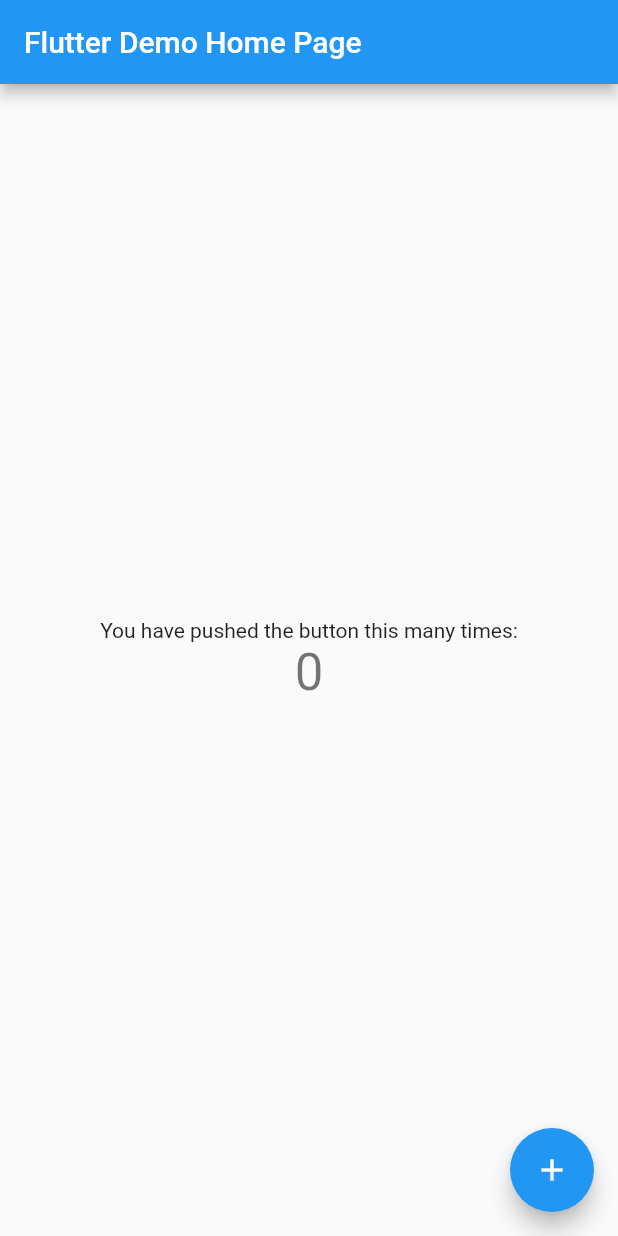
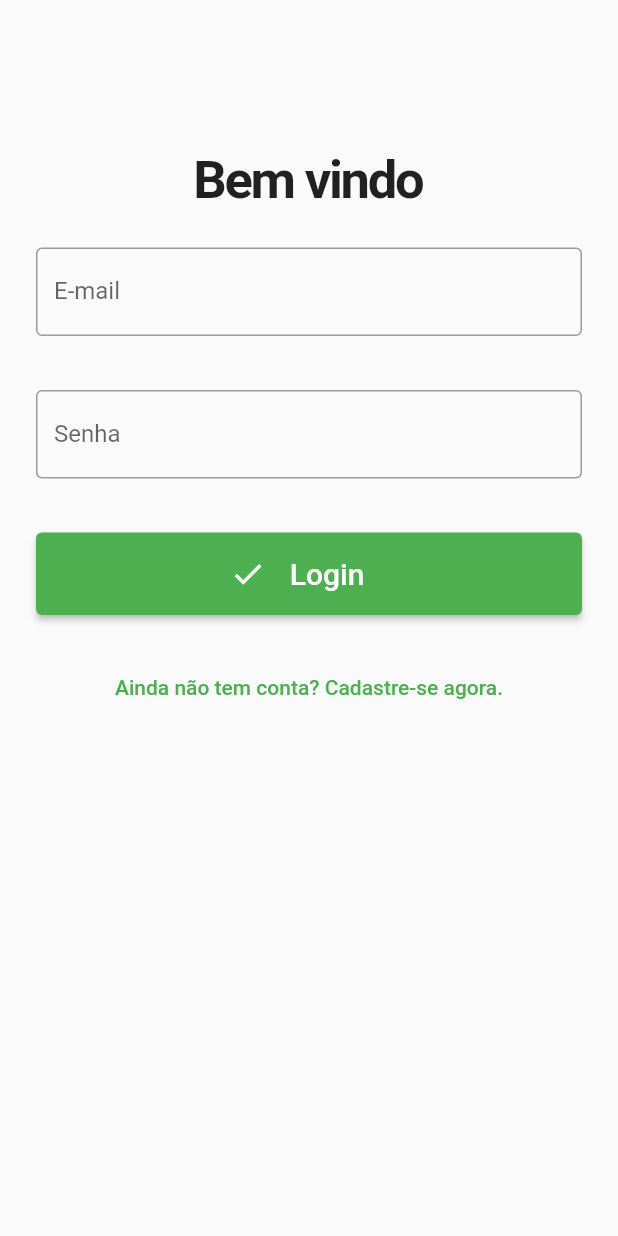
Before and after one commit to davibatista1/beCalm, a Flutter app: the screen it shows after launch, on a phone screen of 412 x 824 dp. Run offline on Flutter 3.47's test engine with Material 2 defaults, Android fonts, the light colour scheme and no system bars; our stand-ins replace firebase_auth, firebase_core; accounts and stored records are empty.

Commit message:
Cria sistema de cadastro e login

```diff
--- a/becalm/lib/main.dart
+++ b/becalm/lib/main.dart
@@ -1,7 +1,21 @@
+import 'package:becalm/services/auth_service.dart';
+import 'package:becalm/widgets/auth_check.dart';
+import 'package:firebase_core/firebase_core.dart';
 import 'package:flutter/material.dart';
+import 'package:provider/provider.dart';
 
-void main() {
-  runApp(const BeCalm());
+void main() async {
+  WidgetsFlutterBinding.ensureInitialized();
+  await Firebase.initializeApp();
+
+  runApp(
+    MultiProvider(
+      providers: [
+        ChangeNotifierProvider(create: (context) => AuthService()),
+      ],
+      child: const BeCalm(),
+    ),
+  );
 }
 
 class BeCalm extends StatelessWidget {
@@ -10,57 +24,11 @@
   @override
   Widget build(BuildContext context) {
     return MaterialApp(
-      title: 'App BeCalm',
+      title: 'App Quiet',
       theme: ThemeData(
-        primarySwatch: Colors.blue,
+        primarySwatch: Colors.green,
       ),
-      home: const MyHomePage(title: 'Flutter Demo Home Page'),
+      home: const AuthCheck(),
     );
   }
 }
-
-class MyHomePage extends StatefulWidget {
-  const MyHomePage({super.key, required this.title});
-  final String title;
-
-  @override
-  State<MyHomePage> createState() => _MyHomePageState();
-}
-
-class _MyHomePageState extends State<MyHomePage> {
-  int _counter = 0;
-
-  void _incrementCounter() {
-    setState(() {
-      _counter++;
-    });
-  }
-
-  @override
-  Widget build(BuildContext context) {
-    return Scaffold(
-      appBar: AppBar(
-        title: Text(widget.title),
-      ),
-      body: Center(
-        child: Column(
-          mainAxisAlignment: MainAxisAlignment.center,
-          children: <Widget>[
-            const Text(
-              'You have pushed the button this many times:',
-            ),
-            Text(
-              '$_counter',
-              style: Theme.of(context).textTheme.headline4,
-            ),
-          ],
-        ),
-      ),
-      floatingActionButton: FloatingActionButton(
-        onPressed: _incrementCounter,
-        tooltip: 'Increment',
-        child: const Icon(Icons.add),
-      ),
-    );
-  }
-}
--- /dev/null
+++ b/becalm/lib/services/auth_service.dart
@@ -0,0 +1,60 @@
+import 'package:firebase_auth/firebase_auth.dart';
+import 'package:flutter/material.dart';
+
+class AuthException implements Exception {
+  String message;
+  AuthException(this.message);
+}
+
+class AuthService extends ChangeNotifier {
+  FirebaseAuth _auth = FirebaseAuth.instance;
+  User? usuario;
+  bool isLoading = true;
+
+  AuthService() {
+    _authCheck();
+  }
+  _authCheck() {
+    _auth.authStateChanges().listen((User? user) {
+      usuario = (user == null) ? null : user;
+      isLoading = false;
+      notifyListeners();
+    });
+  }
+
+  _getUser() {
+    usuario = _auth.currentUser;
+    notifyListeners();
+  }
+
+  registrar(String email, String senha) async {
+    try {
+      await _auth.createUserWithEmailAndPassword(email: email, password: senha);
+      _getUser();
+    } on FirebaseAuthException catch (e) {
+      if (e.code == "weak-password") {
+        throw AuthException("A senha é muito fraca!");
+      } else if (e.code == "email-already-in-use") {
+        throw AuthException("Este email já está cadastrado");
+      }
+    }
+  }
+
+  login(String email, String senha) async {
+    try {
+      await _auth.signInWithEmailAndPassword(email: email, password: senha);
+      _getUser();
+    } on FirebaseAuthException catch (e) {
+      if (e.code == "user-not-found") {
+        throw AuthException("Email não encontrado. Cadastre-se");
+      } else if (e.code == "wrong-password") {
+        throw AuthException("Senha incorreta. Tente novamente");
+      }
+    }
+  }
+
+  logout() async {
+    await _auth.signOut();
+    _getUser();
+  }
+}
--- /dev/null
+++ b/becalm/lib/view/login.page.dart
@@ -0,0 +1,171 @@
+import 'package:becalm/services/auth_service.dart';
+import 'package:flutter/material.dart';
+import 'package:provider/provider.dart';
+
+class LoginPage extends StatefulWidget {
+  const LoginPage({super.key});
+
+  @override
+  State<LoginPage> createState() => _LoginPageState();
+}
+
+class _LoginPageState extends State<LoginPage> {
+  final formKey = GlobalKey<FormState>();
+  final email = TextEditingController();
+  final senha = TextEditingController();
+
+  bool isLogin = true;
+  late String titulo;
+  late String actionButton;
+  late String toggleButton;
+  bool loading = false;
+
+  @override
+  void initState() {
+    super.initState();
+    setFormAction(true);
+  }
+
+  setFormAction(bool acao) {
+    setState(() {
+      isLogin = acao;
+      if (isLogin) {
+        titulo = "Bem vindo";
+        actionButton = "Login";
+        toggleButton = "Ainda não tem conta? Cadastre-se agora.";
+      } else {
+        titulo = "Crie sua conta";
+        actionButton = "Cadastrar";
+        toggleButton = "Voltar ao Login";
+      }
+    });
+  }
+
+  login() async {
+    setState(() => loading = true);
+    try {
+      await context.read<AuthService>().login(email.text, senha.text);
+    } on AuthException catch (e) {
+      setState(() => loading = false);
+      ScaffoldMessenger.of(context).showSnackBar(
+        SnackBar(content: Text(e.message)),
+      );
+    }
+  }
+
+  registrar() async {
+    setState(() => loading = true);
+    try {
+      await context.read<AuthService>().registrar(email.text, senha.text);
+    } on AuthException catch (e) {
+      setState(() => loading = false);
+      ScaffoldMessenger.of(context).showSnackBar(
+        SnackBar(content: Text(e.message)),
+      );
+    }
+  }
+
+  @override
+  Widget build(BuildContext context) {
+    return Scaffold(
+      body: SingleChildScrollView(
+        padding: const EdgeInsets.only(top: 100),
+        child: Form(
+          key: formKey,
+          child: Column(
+            mainAxisAlignment: MainAxisAlignment.center,
+            children: [
+              Text(
+                titulo,
+                style: const TextStyle(
+                    fontSize: 35,
+                    fontWeight: FontWeight.bold,
+                    letterSpacing: -1.5),
+              ),
+              Padding(
+                padding: const EdgeInsets.all(24),
+                child: TextFormField(
+                  controller: email,
+                  decoration: const InputDecoration(
+                    border: OutlineInputBorder(),
+                    labelText: "E-mail",
+                  ),
+                  keyboardType: TextInputType.emailAddress,
+                  validator: (value) {
+                    if (value!.isEmpty) {
+                      return "Informe o e-mail corretamente!";
+                    }
+                    return null;
+                  },
+                ),
+              ),
+              Padding(
+                padding: const EdgeInsets.symmetric(
+                    vertical: 12.0, horizontal: 24.0),
+                child: TextFormField(
+                  controller: senha,
+                  obscureText: true,
+                  decoration: const InputDecoration(
+                    border: OutlineInputBorder(),
+                    labelText: "Senha",
+                  ),
+                  validator: (value) {
+                    if (value!.isEmpty) {
+                      return "Informe sua senha!";
+                    } else if (value.length < 6) {
+                      return "Sua senha deve ter no mínimo 6 caracteres";
+                    }
+                    return null;
+                  },
+                ),
+              ),
+              Padding(
+                padding: const EdgeInsets.all(24),
+                child: ElevatedButton(
+                  onPressed: () {
+                    if (formKey.currentState!.validate()) {
+                      if (isLogin) {
+                        login();
+                      } else {
+                        registrar();
+                      }
+                    }
+                  },
+                  child: Row(
+                    mainAxisAlignment: MainAxisAlignment.center,
+                    children: (loading)
+                        ? [
+                            const Padding(
+                              padding: EdgeInsets.all(16.0),
+                              child: SizedBox(
+                                width: 24,
+                                height: 24,
+                                child: CircularProgressIndicator(
+                                  color: Colors.white,
+                                ),
+                              ),
+                            )
+                          ]
+                        : [
+                            const Icon(Icons.check),
+                            Padding(
+                              padding: const EdgeInsets.all(16.0),
+                              child: Text(
+                                actionButton,
+                                style: const TextStyle(fontSize: 20),
+                              ),
+                            ),
+                          ],
+                  ),
+                ),
+              ),
+              TextButton(
+                  onPressed: () => setFormAction(!isLogin),
+                  child: Text(toggleButton))
+            ],
+          ),
+        ),
+      ),
+    );
+  }
+}
--- /dev/null
+++ b/becalm/lib/widgets/auth_check.dart
@@ -0,0 +1,35 @@
+import 'package:becalm/services/auth_service.dart';
+import 'package:becalm/view/home.page.dart';
+import 'package:becalm/view/login.page.dart';
+import 'package:flutter/material.dart';
+import 'package:provider/provider.dart';
+
+class AuthCheck extends StatefulWidget {
+  const AuthCheck({super.key});
+
+  @override
+  State<AuthCheck> createState() => _AuthCheckState();
+}
+
+class _AuthCheckState extends State<AuthCheck> {
+  @override
+  Widget build(BuildContext context) {
+    AuthService auth = Provider.of<AuthService>(context);
+
+    if (auth.isLoading) {
+      return loading();
+    } else if (auth.usuario == null) {
+      return const LoginPage();
+    } else {
+      return const HomePage(title: "Home Page");
+    }
+  }
+
+  loading() {
+    return const Scaffold(
+      body: Center(
+        child: CircularProgressIndicator(),
+      ),
+    );
+  }
+}
--- a/becalm/pubspec.yaml
+++ b/becalm/pubspec.yaml
@@ -31,6 +31,9 @@
 dependencies:
   flutter:
     sdk: flutter
+  provider: ^6.0.4
+  firebase_core: ^2.1.0
+  firebase_auth: ^4.0.2
 
 
   # The following adds the Cupertino Icons font to your application.
```
Also changed, not shown: becalm/lib/view/home.page.dart (added, +49 -0 lines), becalm/pubspec.lock, 13 other files.
